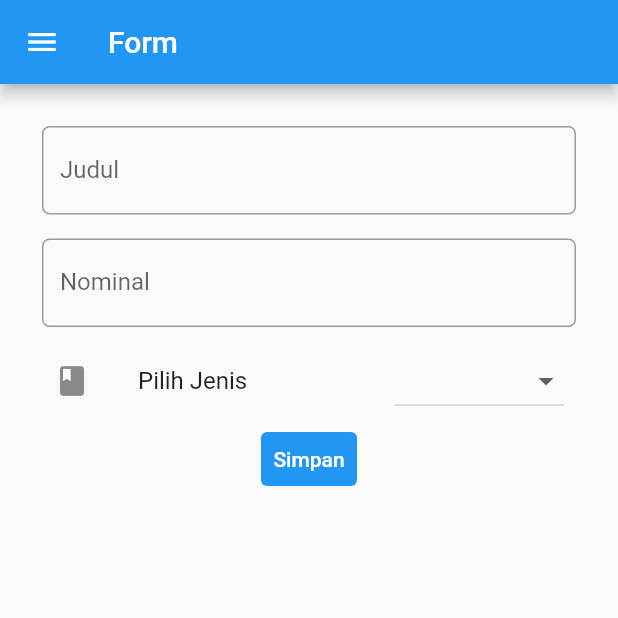
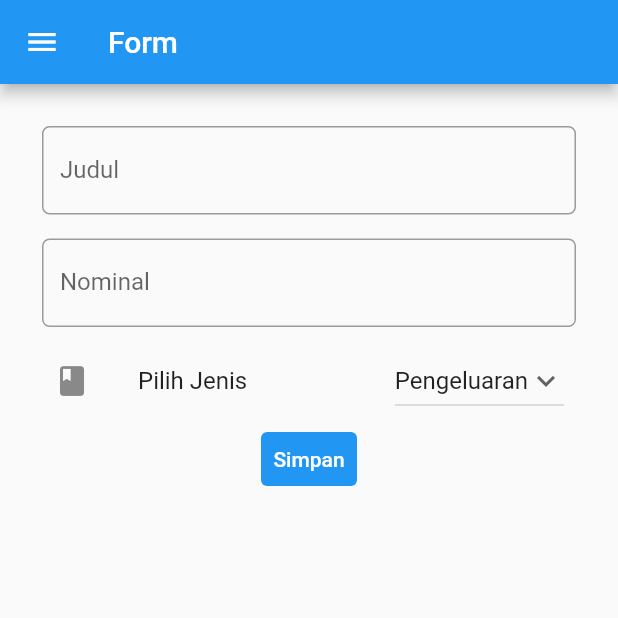
Before and after one commit to eldiralps/pbp-flutter-lab, a Flutter app: the screen it shows after launch, in the side drawer, after a tap on "Tambah Budget", on a phone screen of 412 x 824 dp, the top half of it. Run offline on Flutter 3.47's test engine with Material 2 defaults, Android fonts, the phone set to English and light mode, and no system bars.

Commit message:
fix bugs

```diff
--- a/counter_7/lib/form.dart
+++ b/counter_7/lib/form.dart
@@ -14,7 +14,7 @@ class _MyFormPageState extends State<MyFormPage> {
   final _formKey = GlobalKey<FormState>();
   String _judul = "";
   String _nominal = "";
-  String jenisBudget = '';
+  String jenisBudget = 'Pengeluaran';
   List<String> listPilihJenis = ['Pengeluaran', 'Pemasukan'];
   List<Budget> daftarBudget = [];
 
@@ -159,6 +159,7 @@ class _MyFormPageState extends State<MyFormPage> {
                   ),
                   trailing: DropdownButton(
                     value: jenisBudget,
+                    icon: const Icon(Icons.keyboard_arrow_down),
                     items: listPilihJenis.map((String items) {
                       return DropdownMenuItem(
                         value: items,
```
